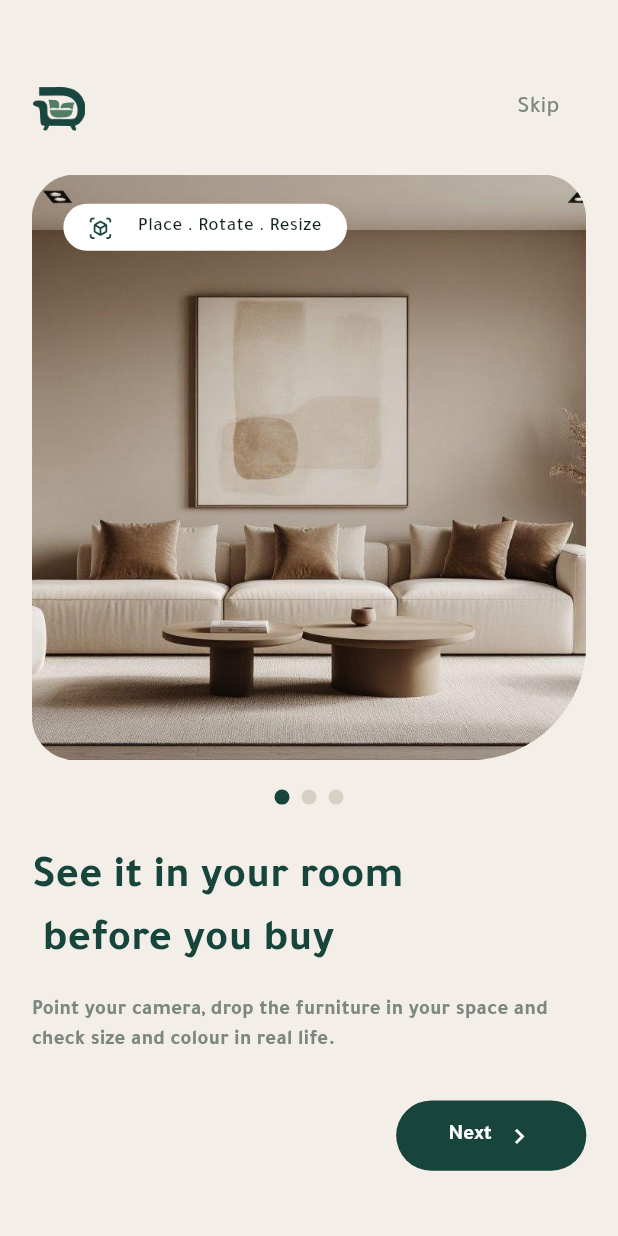
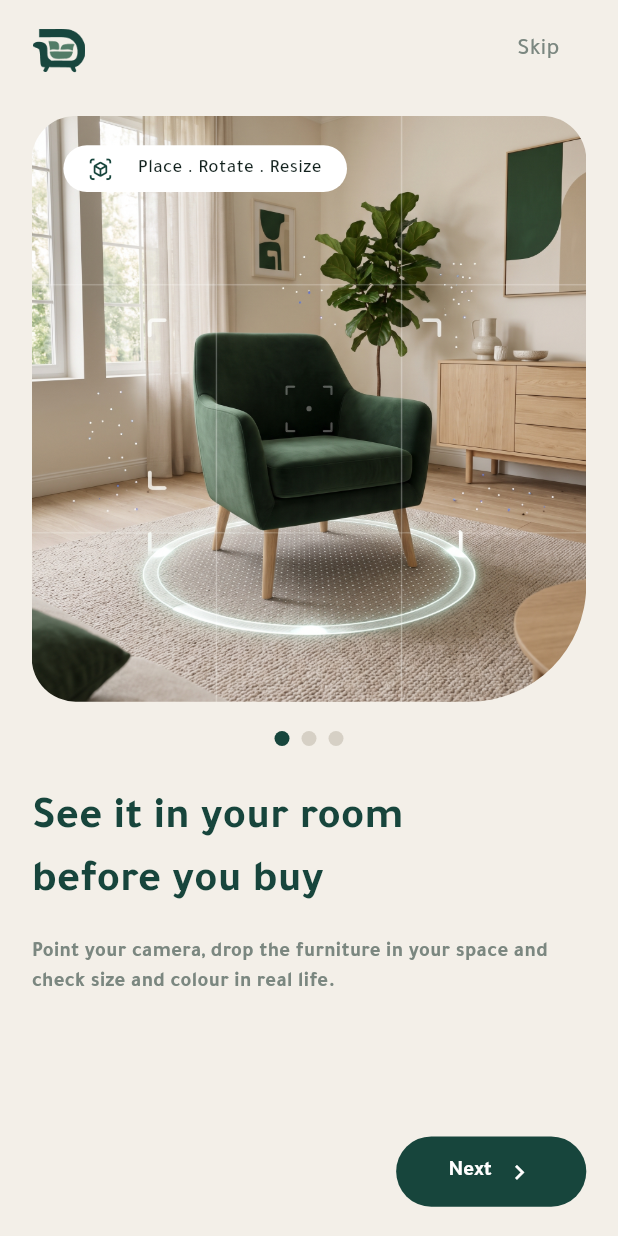
Before and after one commit to ahmedwaliid309/ARStore, a Flutter app: the screen it shows after launch, on a phone screen of 412 x 824 dp. Run offline on Flutter 3.47's test engine with Material 3 defaults, Android fonts, the phone set to English and light mode, and no system bars; drawn by our look-alikes of smooth_page_indicator; our stand-ins replace cached_network_image, flutter_screenutil, go_router, lottie, shared_preferences.

Commit message:
Implement onboarding screen

```diff
--- a/lib/features/onboarding/onboarding_screen.dart
+++ b/lib/features/onboarding/onboarding_screen.dart
@@ -1,24 +1,33 @@
-// ══════════════════════════════════════════════════════════
-//  الشاشة    : Onboarding (شاشات التعريف)
-//  المسؤول   : أحمد وليد
-//  الـ Branch  : feature/onboarding
-//  الملف     : lib/features/onboarding/onboarding_screen.dart
-// ══════════════════════════════════════════════════════════
-//  المطلوب:
-//    - 3 صفحات PageView مع مؤشر نقاط
-//    - زر تخطي وزر ابدأ ← Auth
-//    - حفظ إن الـ Onboarding خلص (shared_preferences)
-//
-//  قواعد: شغلك جوه فولدر الشاشة بس. ممنوع تعدّل في core/ أو main.dart أو
-//  pubspec.yaml (وليد بس). الألوان من AppColors، والأحجام بـ .w .h .r .sp،
-//  والتنقل من AppRoutes. الطلبات في initState (مش build).
-// ══════════════════════════════════════════════════════════
+
 import 'package:decora/core/theme/app_colors.dart';
+import 'package:decora/core/router/app_router.dart';
 import 'package:flutter/material.dart';
 import 'package:flutter_screenutil/flutter_screenutil.dart';
 import 'package:go_router/go_router.dart';
-import 'package:decora/core/router/app_router.dart';
 import 'package:smooth_page_indicator/smooth_page_indicator.dart';
+import 'package:shared_preferences/shared_preferences.dart';
+
+// بيانات صفحات الـ Onboarding
+final List<Map<String, String>> onboardingData = [
+  {
+    "image": 'assets/images/AR_green_armchair_in_room_6f9df1bd_2K.jpg',
+    "title": "See it in your room\nbefore you buy",
+    "description":
+        "Point your camera, drop the furniture in your space and check size and colour in real life.",
+  },
+  {
+    "image": 'assets/images/Emerald Armchair Living Room Retreat.webp',
+    "title": "Find Your Perfect\nFurniture",
+    "description":
+        "Explore thoughtfully curated pieces that match your style and the way you live.",
+  },
+  {
+    "image": 'assets/images/Serene Green Scandinavian Bedroom.webp',
+    "title": "Create Your Dream\nSpace",
+    "description":
+        "Discover, customize, and bring home furniture you will love for years.",
+  },
+];
 
 class OnboardingScreen extends StatefulWidget {
   const OnboardingScreen({super.key});
@@ -29,10 +38,8 @@ class OnboardingScreen extends StatefulWidget {
 
 class _OnboardingScreenState extends State<OnboardingScreen> {
   final PageController pageController = PageController();
-  @override
-  initState() {
-    super.initState();
-  }
+
+  int currentPage = 0;
 
   @override
   void dispose() {
@@ -40,39 +47,15 @@ class _OnboardingScreenState extends State<OnboardingScreen> {
     super.dispose();
   }
 
-  Widget build(BuildContext context) {
-    return Scaffold(
-        body: Container(
-            padding: EdgeInsets.only(top: 50.h, left: 20.w, right: 20.w),
-            height: 840.h,
-            width: double.infinity,
-            color: AppColors.background,
+  // بناء محتوى كل صفحة
+  Widget buildOnboardingPage(int index) {
+    return SingleChildScrollView(
       child: Column(
+        crossAxisAlignment: CrossAxisAlignment.start,
         children: [
-                Row(
-                  mainAxisAlignment: MainAxisAlignment.spaceBetween,
+          // الصورة
+          Stack(
             children: [
-                    Image.asset(
-                      height: 30.h,
-                      width: 35.w,
-                      'assets/images/Group 47.png',
-                    ),
-                    TextButton(
-                      onPressed: () {
-                        context.go(AppRoutes.auth);
-                      },
-                      child: Text(
-                        'Skip',
-                        style: TextStyle(
-                          fontSize: 16.sp,
-                          color: AppColors.textSecondary,
-                        ),
-                      ),
-                    ),
-                  ],
-                ),
-                SizedBox(height: 20.h),
-                Stack(children: [
               ClipRRect(
                 borderRadius: BorderRadius.only(
                   topLeft: Radius.circular(30.r),
@@ -81,13 +64,19 @@ class _OnboardingScreenState extends State<OnboardingScreen> {
                   bottomRight: Radius.circular(80.r),
                 ),
                 child: Image.asset(
+                  onboardingData[index]['image']!,
                   height: 400.h,
                   width: double.infinity,
-                        'assets/images/banner.jpeg',
                   fit: BoxFit.cover,
-                      )),
+                ),
+              ),
+
+              // Badge
               Container(
-                    margin: EdgeInsets.only(top: 20.h, left: 20.w),
+                margin: EdgeInsets.only(
+                  top: 20.h,
+                  left: 20.w,
+                ),
                 height: 32.h,
                 width: 179.w,
                 decoration: BoxDecoration(
@@ -113,11 +102,16 @@ class _OnboardingScreenState extends State<OnboardingScreen> {
                   ],
                 ),
               ),
-                ]),
+            ],
+          ),
+
+          // Indicator تحت الصورة مباشرة
           SizedBox(height: 20.h),
-                SmoothPageIndicator(
+
+          Center(
+            child: SmoothPageIndicator(
               controller: pageController,
-                  count: 3,
+              count: onboardingData.length,
               effect: const WormEffect(
                 dotHeight: 10,
                 dotWidth: 10,
@@ -125,42 +119,128 @@ class _OnboardingScreenState extends State<OnboardingScreen> {
                 dotColor: Color(0xFFD6D0C5),
               ),
             ),
+          ),
+
           SizedBox(height: 30.h),
 
-                Align(
-                  alignment: Alignment.centerLeft,
-                  child: Text(
-                      'See it in your room \n before you buy',
-                      textAlign: TextAlign.left,
+          // العنوان
+          Text(
+            onboardingData[index]['title']!,
+            textAlign: TextAlign.start,
             style: TextStyle(
               fontSize: 30.sp,
               color: AppColors.primary,
               fontWeight: FontWeight.w700,
             ),
           ),
-                ),
 
           SizedBox(height: 15.h),
-                Align(
-                  alignment: Alignment.centerLeft,
-                  child: Text(
-                    'Point your camera, drop the furniture in your space and check size and colour in real life.',
-                    textAlign: TextAlign.left,
+
+          // الوصف
+          Text(
+            onboardingData[index]['description']!,
+            textAlign: TextAlign.start,
             style: TextStyle(
               fontSize: 14.sp,
               color: AppColors.textSecondary,
               fontWeight: FontWeight.w700,
             ),
           ),
+
+          SizedBox(height: 20.h),
+        ],
       ),
-                SizedBox(height: 30.h),
+    );
+  }
+
+  // حفظ انتهاء الـ Onboarding
+  Future<void> finishOnboarding() async {
+    final prefs = await SharedPreferences.getInstance();
+
+    await prefs.setBool('onboardingCompleted', true);
+
+    if (!mounted) return;
+
+    context.go(AppRoutes.auth);
+  }
+
+  @override
+  Widget build(BuildContext context) {
+    return Scaffold(
+      body: SafeArea(
+        child: Container(
+          width: double.infinity,
+          color: AppColors.background,
+          padding: EdgeInsets.only(
+            top: 10.h,
+            left: 20.w,
+            right: 20.w,
+            bottom: 20.h,
+          ),
+          child: Column(
+            children: [
+              // Header
+              Row(
+                mainAxisAlignment: MainAxisAlignment.spaceBetween,
+                children: [
+                  Image.asset(
+                    'assets/images/Group 47.png',
+                    height: 30.h,
+                    width: 35.w,
+                  ),
+
+                  TextButton(
+                    onPressed: finishOnboarding,
+                    child: Text(
+                      'Skip',
+                      style: TextStyle(
+                        fontSize: 16.sp,
+                        color: AppColors.textSecondary,
+                      ),
+                    ),
+                  ),
+                ],
+              ),
+
+              SizedBox(height: 20.h),
+
+              // صفحات الـ Onboarding
+              Expanded(
+                child: PageView.builder(
+                  controller: pageController,
+                  itemCount: onboardingData.length,
+                  onPageChanged: (index) {
+                    setState(() {
+                      currentPage = index;
+                    });
+                  },
+                  itemBuilder: (context, index) {
+                    return buildOnboardingPage(index);
+                  },
+                ),
+              ),
+
+              SizedBox(height: 20.h),
+
+              // زر Next / Get Started
               Align(
                 alignment: Alignment.centerRight,
                 child: SizedBox(
-                    width: 120.w,
+                  width: currentPage == onboardingData.length - 1
+                      ? 150.w
+                      : 120.w,
                   height: 48.h,
                   child: ElevatedButton(
-                      onPressed: () {},
+                    onPressed: () async {
+                      if (currentPage < onboardingData.length - 1) {
+                        pageController.nextPage(
+                          duration: const Duration(milliseconds: 400),
+                          curve: Curves.easeInOut,
+                        );
+                      } else {
+                        await finishOnboarding();
+                      }
+                    },
                     style: ElevatedButton.styleFrom(
                       backgroundColor: AppColors.primary,
                       padding: EdgeInsets.zero,
@@ -174,7 +254,9 @@ class _OnboardingScreenState extends State<OnboardingScreen> {
                       mainAxisSize: MainAxisSize.min,
                       children: [
                         Text(
-                            'Next',
+                          currentPage == onboardingData.length - 1
+                              ? 'Get Started'
+                              : 'Next',
                           style: TextStyle(
                             fontSize: 14.sp,
                             color: Colors.white,
@@ -190,8 +272,11 @@ class _OnboardingScreenState extends State<OnboardingScreen> {
                     ),
                   ),
                 ),
-                )
+              ),
             ],
-            )));
+          ),
+        ),
+      ),
+    );
   }
 }
```
Also changed, not shown: assets/images/AR_green_armchair_in_room_6f9df1bd_2K.jpg (added), assets/images/Emerald Armchair Living Room Retreat.webp (added), assets/images/Serene Green Scandinavian Bedroom.webp (added). Lines whose indentation alone changed are shown as unchanged.
